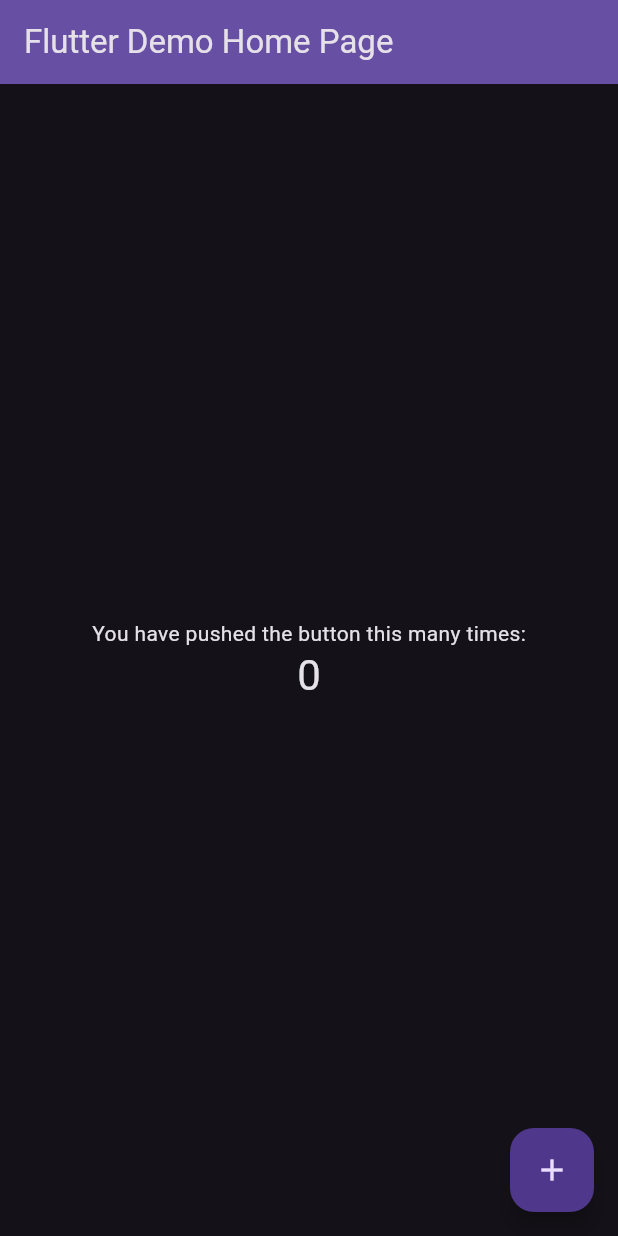
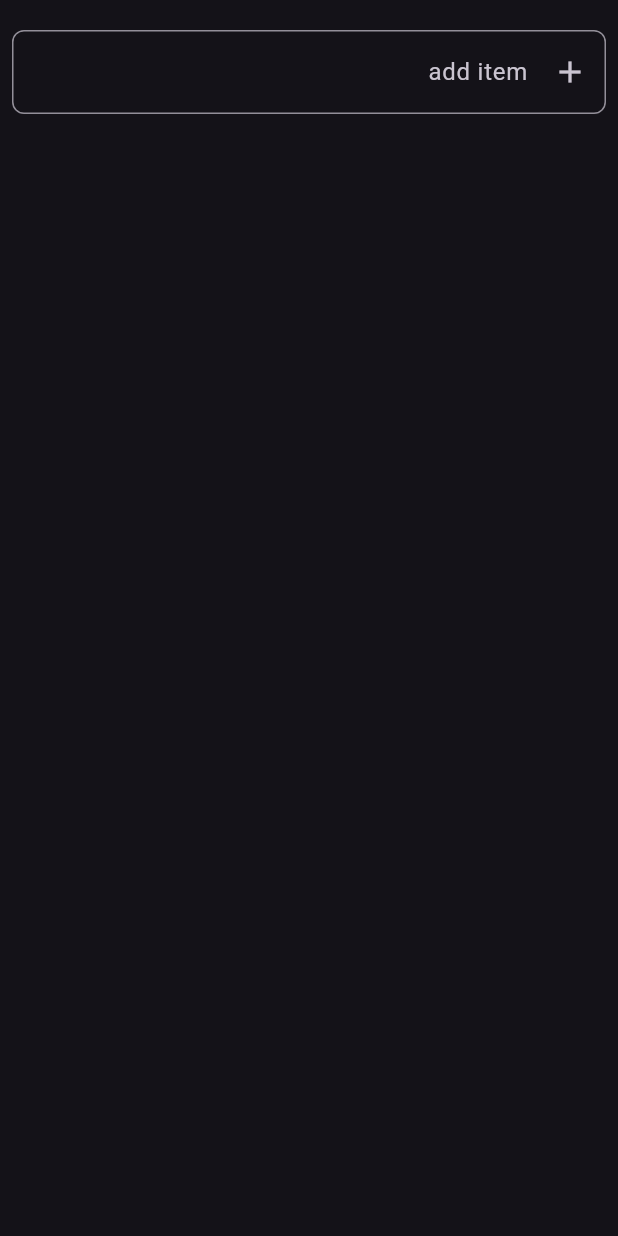
Before and after one commit to aliarfeen/flutter_api_handling_using_several_ways, a Flutter app: the screen it shows after launch, on a phone screen of 412 x 824 dp. Run offline on Flutter 3.47's test engine with Material 3 defaults, Android fonts, the phone set to English and light mode, and no system bars; our stand-ins replace firebase_core; accounts and stored records are empty.

Commit message:
Changes to be committed: 	new file:   lib/features/widgets/home_screen.dart 	modified:   lib/main.dart

```diff
--- /dev/null
+++ b/lib/features/widgets/home_screen.dart
@@ -0,0 +1,37 @@
+import 'package:flutter/material.dart';
+
+class HomeScreen extends StatelessWidget {
+  const HomeScreen({super.key});
+
+  @override
+  Widget build(BuildContext context) {
+    return Scaffold(
+      body: Padding(
+        padding: const EdgeInsets.only(top: 20.0, right: 8.0, left: 8.0),
+        child: SingleChildScrollView(
+          child: Column(
+            mainAxisAlignment: MainAxisAlignment.start,
+            crossAxisAlignment: CrossAxisAlignment.start,
+            children: [
+              const SizedBox(width: 10),
+              Directionality(
+                textDirection: TextDirection.rtl,
+                child: TextField(
+                  decoration: InputDecoration(
+                    hintText: 'add item',
+                    prefixIcon:
+                        IconButton(onPressed: () {}, icon: Icon(Icons.add)),
+                    border: OutlineInputBorder(
+                      borderRadius: BorderRadius.circular(8.0),
+                      borderSide: BorderSide(color: Colors.grey),
+                    ),
+                  ),
+                ),
+              ),
+            ],
+          ),
+        ),
+      ),
+    );
+  }
+}
--- a/lib/main.dart
+++ b/lib/main.dart
@@ -1,3 +1,4 @@
+import 'package:api_handling/features/widgets/home_screen.dart';
 import 'package:api_handling/firebase_options.dart';
 import 'package:firebase_core/firebase_core.dart';
 import 'package:flutter/material.dart';
@@ -21,95 +22,8 @@ class MyApp extends StatelessWidget {
       theme: ThemeData.dark(
         useMaterial3: true,
       ),
-      home: const MyHomePage(title: 'Flutter Demo Home Page'),
+      debugShowCheckedModeBanner: false,
+      home: const HomeScreen(),
     );
   }
 }
-
-class MyHomePage extends StatefulWidget {
-  const MyHomePage({super.key, required this.title});
-
-  // This widget is the home page of your application. It is stateful, meaning
-  // that it has a State object (defined below) that contains fields that affect
-  // how it looks.
-
-  // This class is the configuration for the state. It holds the values (in this
-  // case the title) provided by the parent (in this case the App widget) and
-  // used by the build method of the State. Fields in a Widget subclass are
-  // always marked "final".
-
-  final String title;
-
-  @override
-  State<MyHomePage> createState() => _MyHomePageState();
-}
-
-class _MyHomePageState extends State<MyHomePage> {
-  int _counter = 0;
-
-  void _incrementCounter() {
-    setState(() {
-      // This call to setState tells the Flutter framework that something has
-      // changed in this State, which causes it to rerun the build method below
-      // so that the display can reflect the updated values. If we changed
-      // _counter without calling setState(), then the build method would not be
-      // called again, and so nothing would appear to happen.
-      _counter++;
-    });
-  }
-
-  @override
-  Widget build(BuildContext context) {
-    // This method is rerun every time setState is called, for instance as done
-    // by the _incrementCounter method above.
-    //
-    // The Flutter framework has been optimized to make rerunning build methods
-    // fast, so that you can just rebuild anything that needs updating rather
-    // than having to individually change instances of widgets.
-    return Scaffold(
-      appBar: AppBar(
-        // TRY THIS: Try changing the color here to a specific color (to
-        // Colors.amber, perhaps?) and trigger a hot reload to see the AppBar
-        // change color while the other colors stay the same.
-        backgroundColor: Theme.of(context).colorScheme.inversePrimary,
-        // Here we take the value from the MyHomePage object that was created by
-        // the App.build method, and use it to set our appbar title.
-        title: Text(widget.title),
-      ),
-      body: Center(
-        // Center is a layout widget. It takes a single child and positions it
-        // in the middle of the parent.
-        child: Column(
-          // Column is also a layout widget. It takes a list of children and
-          // arranges them vertically. By default, it sizes itself to fit its
-          // children horizontally, and tries to be as tall as its parent.
-          //
-          // Column has various properties to control how it sizes itself and
-          // how it positions its children. Here we use mainAxisAlignment to
-          // center the children vertically; the main axis here is the vertical
-          // axis because Columns are vertical (the cross axis would be
-          // horizontal).
-          //
-          // TRY THIS: Invoke "debug painting" (choose the "Toggle Debug Paint"
-          // action in the IDE, or press "p" in the console), to see the
-          // wireframe for each widget.
-          mainAxisAlignment: MainAxisAlignment.center,
-          children: <Widget>[
-            const Text(
-              'You have pushed the button this many times:',
-            ),
-            Text(
-              '$_counter',
-              style: Theme.of(context).textTheme.headlineMedium,
-            ),
-          ],
-        ),
-      ),
-      floatingActionButton: FloatingActionButton(
-        onPressed: _incrementCounter,
-        tooltip: 'Increment',
-        child: const Icon(Icons.add),
-      ), // This trailing comma makes auto-formatting nicer for build methods.
-    );
-  }
-}
```
